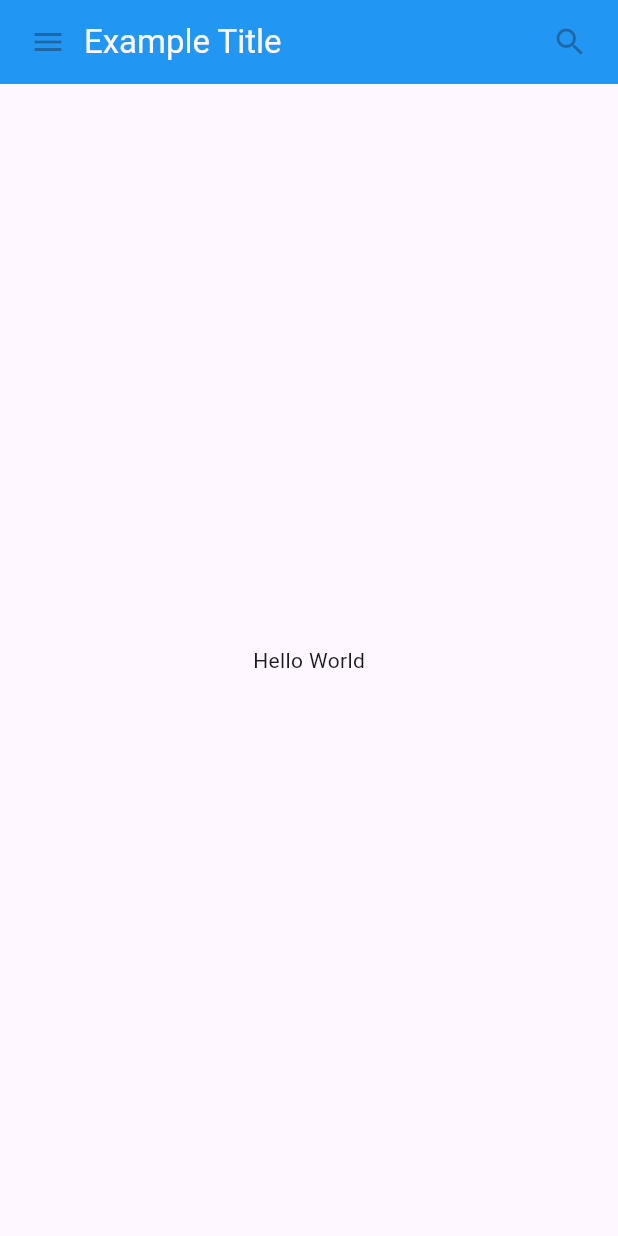
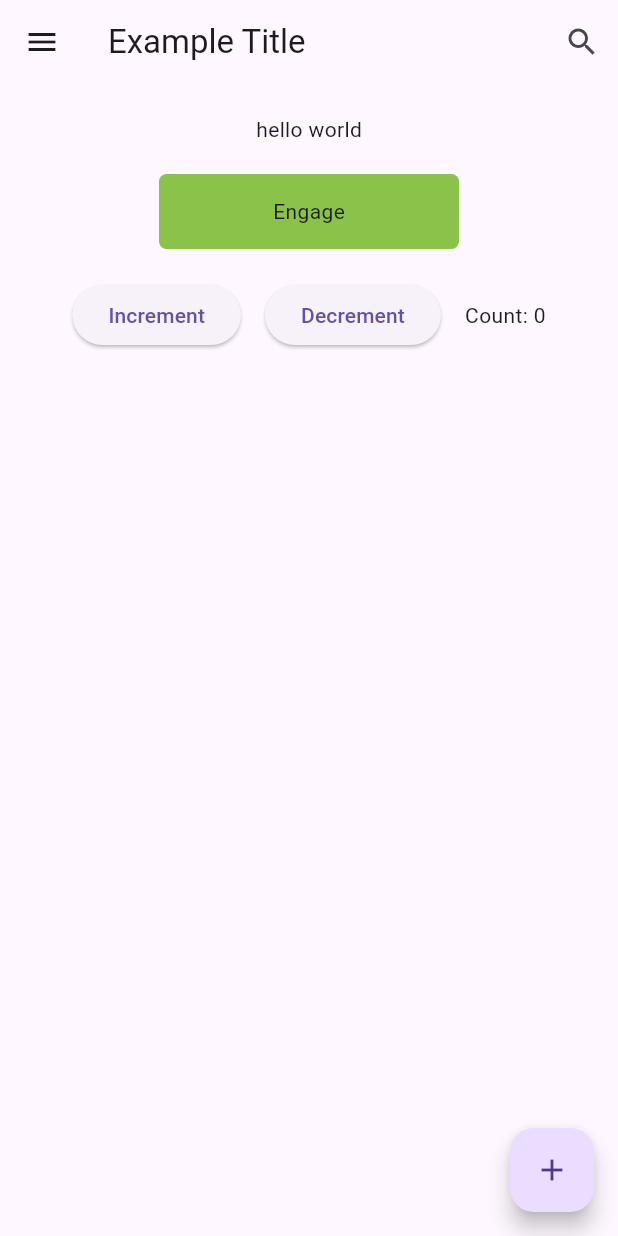
Before and after one commit to ekikaja55/explore_flutter, a Flutter app: the screen it shows after launch, on a phone screen of 412 x 824 dp. Run offline on Flutter 3.47's test engine with Material 3 defaults, Android fonts, the phone set to English and light mode, and no system bars.

Commit message:
latihan 2

```diff
--- a/lib/main.dart
+++ b/lib/main.dart
@@ -44,6 +44,7 @@ class MyAppBar extends StatelessWidget{
   }
 }
 
+
 // kerangka custom untuk halaman nya
 class MyScaffold extends StatelessWidget{
   const MyScaffold({super.key});
@@ -71,6 +72,147 @@ class MyScaffold extends StatelessWidget{
 
 }
 
+// bikin komponen button manual
+class MyButton extends StatelessWidget{
+  const MyButton({super.key});
+  @override
+  Widget build(BuildContext context) {
+    return GestureDetector(
+      onTap: (){
+        print("My Button was tapped");
+      },
+      child: Container(
+        height: 50,
+        padding: const EdgeInsets.symmetric(horizontal: 8),
+        decoration: BoxDecoration(
+          borderRadius: BorderRadius.circular(5),
+          color: Colors.lightGreen[500],
+        ),
+       child: const Center(child: Text("Engage"),),
+      ),
+    );
+  }
+}
+
+// komponen class statefull untuk button counter
+// setup state counter btn pakai statefull
+
+// Penjelasan "Satu Paket" Stateful Widget
+// Bayangkan StatefulWidget itu seperti sebuah Remote TV:
+// CounterBtn (Widget): Ini adalah fisiknya (plastik remotnya). Ini yang kamu panggil di kode lain.
+// _CounterState (State): Ini adalah mesin di dalamnya (baterai dan chip).
+//  Dia yang menyimpan data angka dan melakukan perubahan.
+class CounterBtn extends StatefulWidget{
+  const CounterBtn({super.key});
+  // @override
+  // State<StatefulWidget> createState() {
+  //   return _CounterState();
+  // }
+  @override
+  State<StatefulWidget> createState()=>_CounterState();
+}
+
+// setup statenya
+class _CounterState extends State<CounterBtn>{
+  int _counter = 0;
+
+  void _increment(){
+    setState(() {
+      _counter++;
+    });
+  }
+
+  void _decrement(){
+    setState(() {
+      _counter--;
+    });
+  }
+  @override
+  Widget build(BuildContext context) {
+    return Row(
+      mainAxisAlignment: MainAxisAlignment.center,
+      // konsepnya sama kaya TS, jadi kalo di define <Widget> sama kaya ngunci kalo type didalam children ini
+      // cuma boleh widget
+      // children itu buat banyak widget child itu cuma buat satu aja tergantung konteks mau pakai pembungkus apa
+      children: <Widget>[
+        ElevatedButton(onPressed: _increment, child: const Text("Increment")),
+        const SizedBox(width: 16),
+        ElevatedButton(onPressed: _decrement, child: const Text("Decrement")),
+        const SizedBox(width: 16),
+        Text("Count: $_counter")
+      ],
+    );
+  }
+
+}
+
+// bikin komponen app bar + body didalam scaffold bedanya ini pakai komponen dari flutter nya
+// const tidak boleh berisi fungsi
+class TutorialHome extends StatelessWidget{
+  const TutorialHome({super.key});
+  @override
+  Widget build(BuildContext context) {
+    return Scaffold(
+      appBar:AppBar(
+        leading: IconButton(
+          onPressed: (){
+            print("btn navigasi ditekan");
+          },
+          icon: Icon(Icons.menu),
+          tooltip: "Navigation Home",
+          ),
+          title: const Text('Example Title'),
+          actions: [
+            IconButton(
+              onPressed: (){
+                print("btn search ditekan");
+              },
+              icon: Icon(Icons.search),
+              tooltip: "Search",
+            )
+          ],
+      ) ,
+      body: Padding(
+        padding: const EdgeInsets.all(20.0),//kasih padding defaultnya 8 pixel semua sisi disini aku atur 20 pixel
+        child: Column(
+          mainAxisAlignment: MainAxisAlignment.start,
+          children: [
+            const Center(child: Text("hello world")),
+
+            const SizedBox(height: 20),// jeda antara teks dengan MyButton
+              // agar MyButton tidak selebar layar, bungkus dengan Center dikombo SizedBox
+            const Center(
+              child: SizedBox(
+                width: 200,
+                child: MyButton(),
+              ),
+            ),
+
+            const SizedBox(height: 20),
+
+            const Center(
+              child: SizedBox(
+                width: 400,
+                child: CounterBtn(),//panggil statefull widget nya BUKAN STATENYA LANGSUNG
+              ),
+            )
+          ],
+        ),
+        ),
+        //FAB
+      floatingActionButton: FloatingActionButton(
+                            onPressed: (){
+                              print("FAB ditekan");
+                            },
+                            tooltip: "add",
+                            child: Icon(Icons.add),
+                            ),
+    );
+  }
+
+}
+
+
 // main entry jantung app
 void main() {
   // wajib ada
@@ -79,9 +221,16 @@ void main() {
     // ada title digunakan untuk kebutuhan perpindahan OS senangkepku,
     // ada home buat "isinya" dan pakai SafeArea buat kebutuhan nanti kalo dimobile layoutingnya ga nabrak
     // sama notch kamera atau bar indikator di hp di web emang ga terlalu keliatan tapi di mobile bakalan ngaruh
+
+    // const MaterialApp(
+    //   title: "My App",
+    //   home: SafeArea(child: MyScaffold()),
+    // )
+
     const MaterialApp(
+      debugShowCheckedModeBanner: false,//buat ngilagin label "debug"
       title: "My App",
-      home: SafeArea(child: MyScaffold()),
+      home: TutorialHome(),
     )
   );
 }
```
